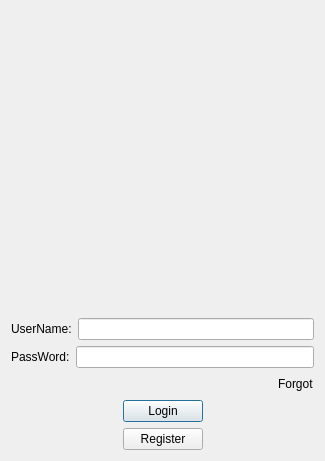
Above: ChatClient/ui/logindialog.ui from MvpBruce/MyChat before the change. Below: the same form after it.
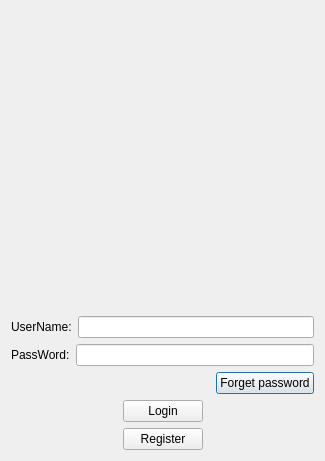
That is the form after the change.

Patch:
```diff
--- a/ChatClient/ui/logindialog.ui
+++ b/ChatClient/ui/logindialog.ui
@@ -71,9 +71,9 @@
       </spacer>
      </item>
      <item>
-      <widget class="QLabel" name="label_3">
+      <widget class="QPushButton" name="forget_btn">
        <property name="text">
-        <string>Forgot</string>
+        <string>Forget password</string>
        </property>
       </widget>
      </item>
```
